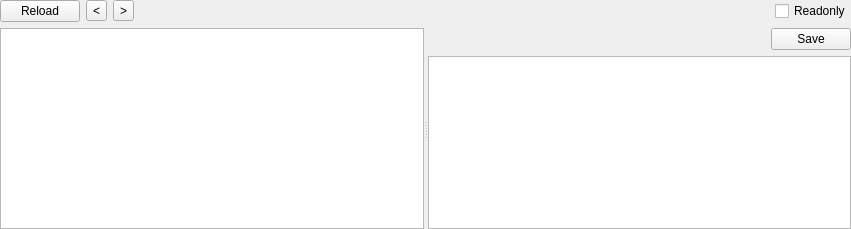
This is ELF/elfwidget.ui in horsicq/FormatWidgets as Qt 5 draws it before an edit. The edited form follows.
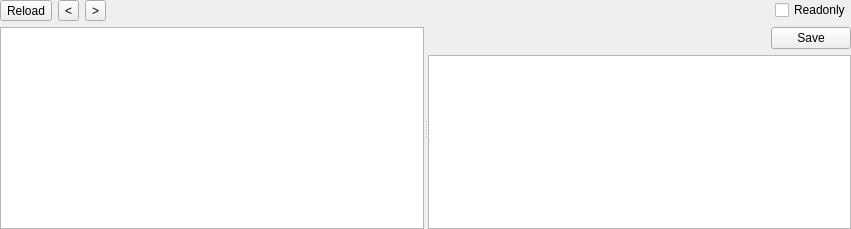
This is the edited form. Custom widgets are drawn as their Qt base class.

```diff
--- a/ELF/elfwidget.ui
+++ b/ELF/elfwidget.ui
@@ -29,7 +29,7 @@
    <item>
     <layout class="QHBoxLayout" name="horizontalLayout">
      <item>
-      <widget class="QPushButton" name="pushButtonReload">
+      <widget class="QToolButton" name="toolButtonReload">
        <property name="text">
         <string>Reload</string>
        </property>
```
